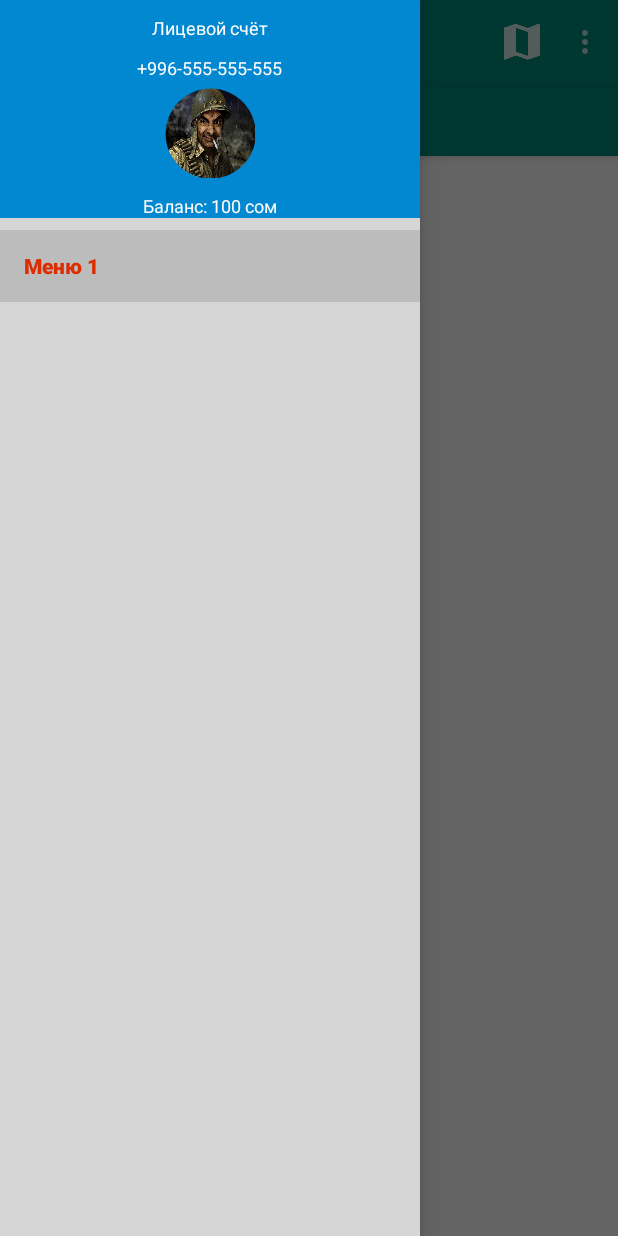
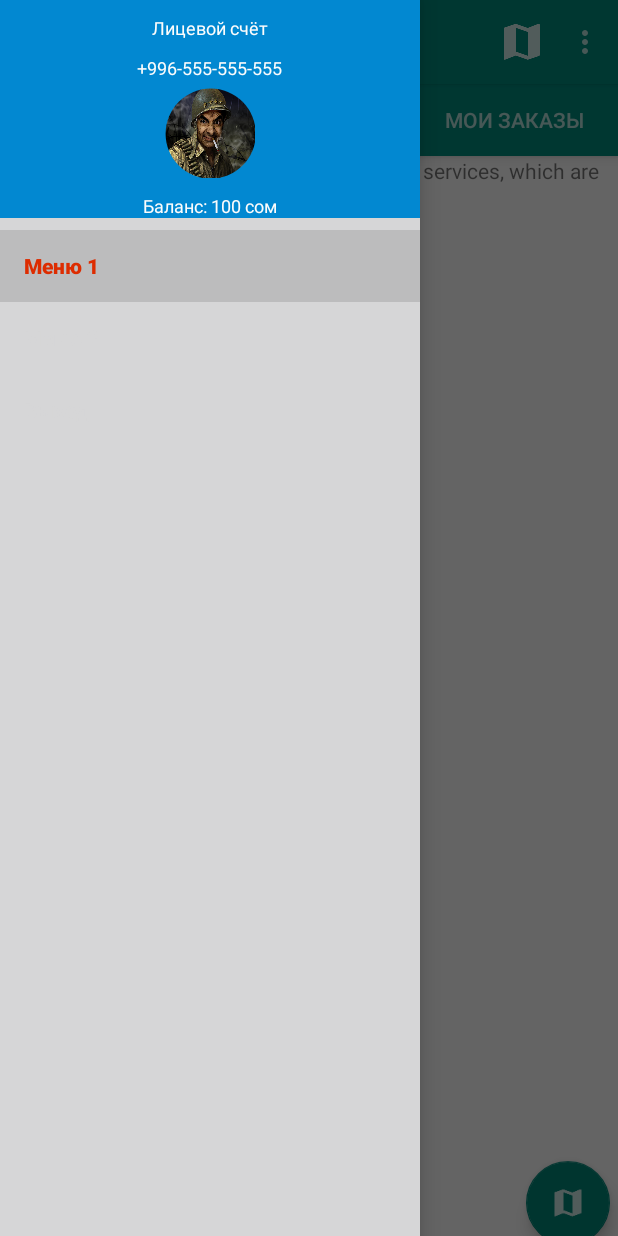
Before and after one commit to Danziamo/project_d, an Android app: the TabsActivity screen opened directly, with no data from a screen before it, with the side drawer open, on a phone screen of 412 x 824 dp. Run offline under Robolectric (Android 15) with nearby library versions, the phone set to English and light mode, and no system bars; libraries missing offline, so code that uses them is left out: com.squareup.okhttp, retrofit.client, retrofit.converter; 10 statements that could not run were skipped.

Commit message:
Adding order history

```diff
--- a/app/src/main/java/com/mirsoft/easyfix/TabsActivity.java
+++ b/app/src/main/java/com/mirsoft/easyfix/TabsActivity.java
@@ -64,15 +64,13 @@
 
         viewPager.setOffscreenPageLimit(4);
         /*String[] titles = new String[]{
-                getString(R.string.icon_map),
                 getString(R.string.icon_orders),
                 getString(R.string.icon_users),
                 getString(R.string.icon_history)};*/
         String[] titles = new String[]{
-                "Карта",
-                getString(R.string.icon_orders_text),
-                getString(R.string.icon_users_text),
-                getString(R.string.icon_history_text)};
+                "Заказы",
+                "База мастеров",
+                "Мои заказы"};
         pagerAdapter = new TabsPagerAdapter(getSupportFragmentManager(), titles);
         viewPager.setAdapter(pagerAdapter);
 
--- a/app/src/main/java/com/mirsoft/easyfix/adapters/TabsPagerAdapter.java
+++ b/app/src/main/java/com/mirsoft/easyfix/adapters/TabsPagerAdapter.java
@@ -4,8 +4,9 @@
 import android.support.v4.app.Fragment;
 import android.support.v4.app.FragmentStatePagerAdapter;
 
-import com.mirsoft.easyfix.MapFragment;
+import com.mirsoft.easyfix.fragments.MapFragment;
 import com.mirsoft.easyfix.common.OrderType;
+import com.mirsoft.easyfix.fragments.NewOrdersFragment;
 import com.mirsoft.easyfix.fragments.TestFragment;
 
 public class TabsPagerAdapter extends FragmentStatePagerAdapter {
@@ -21,12 +22,10 @@
     public Fragment getItem(int position) {
         switch (position) {
             case 0:
-                return MapFragment.newInstance(null, null);
+                return NewOrdersFragment.newInstance(null, null);
             case 1:
-                return TestFragment.newInstance(OrderType.NEW, null);
+                return NewOrdersFragment.newInstance(null, null);
             case 2:
-                return TestFragment.newInstance(OrderType.ACTIVE, null);
-            case 3:
                 return TestFragment.newInstance(OrderType.FINISHED, null);
             default:
                 return null;
--- a/app/src/main/java/com/mirsoft/easyfix/MapFragment.java
+++ b/app/src/main/java/com/mirsoft/easyfix/fragments/NewOrdersFragment.java
@@ -1,15 +1,19 @@
-package com.mirsoft.easyfix;
+package com.mirsoft.easyfix.fragments;
 
 
 import android.content.BroadcastReceiver;
 import android.content.Context;
 import android.content.Intent;
-import android.content.IntentFilter;
 import android.os.Bundle;
+import android.support.design.widget.FloatingActionButton;
 import android.support.v4.app.Fragment;
+import android.support.v7.widget.DefaultItemAnimator;
+import android.support.v7.widget.LinearLayoutManager;
+import android.support.v7.widget.RecyclerView;
 import android.view.LayoutInflater;
 import android.view.View;
 import android.view.ViewGroup;
+import android.widget.Button;
 
 import com.google.android.gms.maps.GoogleMap;
 import com.google.android.gms.maps.MapView;
@@ -17,17 +21,22 @@
 import com.google.android.gms.maps.model.LatLng;
 import com.google.android.gms.maps.model.Marker;
 import com.google.android.gms.maps.model.MarkerOptions;
+import com.mirsoft.easyfix.OrderDetailActivity;
+import com.mirsoft.easyfix.R;
+import com.mirsoft.easyfix.TabsActivity;
+import com.mirsoft.easyfix.adapters.OrderAdapter;
 import com.mirsoft.easyfix.models.Order;
+import com.mirsoft.easyfix.utils.RecyclerViewSimpleDivider;
 
 import java.util.ArrayList;
 import java.util.HashMap;
 
 /**
  * A simple {@link Fragment} subclass.
- * Use the {@link MapFragment#newInstance} factory method to
+ * Use the {@link NewOrdersFragment#newInstance} factory method to
  * create an instance of this fragment.
  */
-public class MapFragment extends Fragment implements GoogleMap.OnInfoWindowClickListener{
+public class NewOrdersFragment extends Fragment implements GoogleMap.OnInfoWindowClickListener{
     // TODO: Rename parameter arguments, choose names that match
     // the fragment initialization parameters, e.g. ARG_ITEM_NUMBER
     private static final String ARG_PARAM1 = "param1";
@@ -36,10 +45,13 @@
     // TODO: Rename and change types of parameters
     private String mParam1;
     private String mParam2;
-
     private MapView mMapView;
     private GoogleMap mGoogleMap;
     private HashMap<Marker, Order> mOrderMarkerMap;
+
+    private RecyclerView rv;
+    private OrderAdapter mOrderAdapter;
+
 
 
     /**
@@ -48,11 +60,11 @@
      *
      * @param param1 Parameter 1.
      * @param param2 Parameter 2.
-     * @return A new instance of fragment MapFragment.
+     * @return A new instance of fragment NewOrdersFragment.
      */
     // TODO: Rename and change types and number of parameters
-    public static MapFragment newInstance(String param1, String param2) {
-        MapFragment fragment = new MapFragment();
+    public static NewOrdersFragment newInstance(String param1, String param2) {
+        NewOrdersFragment fragment = new NewOrdersFragment();
         Bundle args = new Bundle();
         args.putString(ARG_PARAM1, param1);
         args.putString(ARG_PARAM2, param2);
@@ -60,7 +72,7 @@
         return fragment;
     }
 
-    public MapFragment() {
+    public NewOrdersFragment() {
         // Required empty public constructor
     }
 
@@ -71,14 +83,13 @@
             mParam1 = getArguments().getString(ARG_PARAM1);
             mParam2 = getArguments().getString(ARG_PARAM2);
         }
-        getActivity().registerReceiver(new UpdateDateReciever(), new IntentFilter("update"));
     }
 
     @Override
     public View onCreateView(LayoutInflater inflater, ViewGroup container,
                              Bundle savedInstanceState) {
         // Inflate the layout for this fragment
-        View view = inflater.inflate(R.layout.fragment_map, container, false);
+        View view = inflater.inflate(R.layout.fragment_new_orders, container, false);
 
         mMapView = (MapView) view.findViewById(R.id.mapView);
         mMapView.onCreate(savedInstanceState);
@@ -101,12 +112,35 @@
         displayOnMap();
         // Perform any camera updates here
 
+        rv = (RecyclerView)view.findViewById(R.id.rvOrders);
+        rv.addItemDecoration(new RecyclerViewSimpleDivider(getActivity()));
+        rv.setHasFixedSize(true);
+        mOrderAdapter = new OrderAdapter(getData(), R.layout.list_item_order, getActivity());
+        rv.setAdapter(mOrderAdapter);
+        rv.setItemAnimator(new DefaultItemAnimator());
+        rv.setLayoutManager(new LinearLayoutManager(getActivity()));
+
+        FloatingActionButton btnSwitch = (FloatingActionButton)view.findViewById(R.id.btnSwitch);
+        btnSwitch.setOnClickListener(new View.OnClickListener() {
+            @Override
+            public void onClick(View v) {
+                if (mMapView.getVisibility() == View.GONE) {
+                    mMapView.setVisibility(View.VISIBLE);
+                    rv.setVisibility(View.GONE);
+                } else {
+                    mMapView.setVisibility(View.GONE);
+                    rv.setVisibility(View.VISIBLE);
+                }
+            }
+        });
+
+
         return view;
     }
 
     private void displayOnMap() {
         mOrderMarkerMap = new HashMap<>();
-        ArrayList<Order>orderList = getData();
+        ArrayList<Order> orderList = getData();
         for (int i = 0; i < orderList.size(); ++i) {
             Order order = orderList.get(i);
             LatLng position = order.getLatLng();
--- a/app/src/main/java/com/mirsoft/easyfix/fragments/TestFragment.java
+++ b/app/src/main/java/com/mirsoft/easyfix/fragments/TestFragment.java
@@ -38,8 +38,10 @@
     private OrderType mType;
     private String mParam2;
 
-    private RecyclerView rv;
-    private OrderAdapter mOrderAdapter;
+    private RecyclerView rvActive;
+    private RecyclerView rvOld;
+    private OrderAdapter mOrderAdapterActive;
+    private OrderAdapter mOrderAdapterOld;
 
     /**
      * Use this factory method to create a new instance of
@@ -80,15 +82,33 @@
         // Inflate the layout for this fragment
         View view = inflater.inflate(R.layout.fragment_test, container, false);
 
-        rv = (RecyclerView)view.findViewById(R.id.rvOrders);
-        rv.addItemDecoration(new RecyclerViewSimpleDivider(getActivity()));
-        rv.setHasFixedSize(true);
-        mOrderAdapter = new OrderAdapter(getData(), R.layout.list_item_order, getActivity());
-        rv.setAdapter(mOrderAdapter);
-        rv.setItemAnimator(new DefaultItemAnimator());
-        rv.setLayoutManager(new LinearLayoutManager(getActivity()));
+        rvActive = (RecyclerView)view.findViewById(R.id.rvOrdersActive);
+        rvActive.addItemDecoration(new RecyclerViewSimpleDivider(getActivity()));
+        rvActive.setHasFixedSize(true);
+        mOrderAdapterActive = new OrderAdapter(getData(OrderType.ACTIVE), R.layout.list_item_order, getActivity());
+        rvActive.setAdapter(mOrderAdapterActive);
+        rvActive.setItemAnimator(new DefaultItemAnimator());
+        rvActive.setLayoutManager(new LinearLayoutManager(getActivity()));
+
+        rvOld = (RecyclerView)view.findViewById(R.id.rvOrdersOld);
+        rvOld.addItemDecoration(new RecyclerViewSimpleDivider(getActivity()));
+        rvOld.setHasFixedSize(true);
+        mOrderAdapterOld = new OrderAdapter(getData(OrderType.FINISHED), R.layout.list_item_order, getActivity());
+        rvOld.setAdapter(mOrderAdapterActive);
+        rvOld.setItemAnimator(new DefaultItemAnimator());
+        rvOld.setLayoutManager(new LinearLayoutManager(getActivity()));
 
         return view;
+    }
+
+    public ArrayList<Order> getData(OrderType type) {
+        if(type == OrderType.NEW)
+            return  ((TabsActivity)getActivity()).getNewOrders();
+        if(type == OrderType.ACTIVE)
+            return ((TabsActivity)getActivity()).getActiveOrders();
+        if(type == OrderType.FINISHED)
+            return ((TabsActivity)getActivity()).getFinishedOrders();
+        return null;
     }
 
     public ArrayList<Order> getData() {
@@ -105,14 +125,15 @@
     public class UpdateDateReciever extends BroadcastReceiver {
         @Override
         public void onReceive(Context context, Intent intent) {
-            mOrderAdapter.setDataset(getData());
+            mOrderAdapterActive.setDataset(getData(OrderType.ACTIVE));
+            mOrderAdapterOld.setDataset(getData(OrderType.FINISHED));
         }
     }
 
     public class UpdateFinishedDateReciever extends BroadcastReceiver {
     @Override
         public void onReceive(Context context, Intent intent) {
-            mOrderAdapter.setDataset(getData());
+            //mOrderAdapterActive.setDataset(getData());
         }
     }
 
--- a/app/src/main/java/com/mirsoft/easyfix/service/ServiceGenerator.java
+++ b/app/src/main/java/com/mirsoft/easyfix/service/ServiceGenerator.java
@@ -11,7 +11,7 @@
 import retrofit.converter.GsonConverter;
 
 public class ServiceGenerator {
-    private static String ROOT = "http://192.168.0.107:1337";
+    private static String ROOT = "http://192.168.0.107:1337/api/v1";
     private static String MAIN_URI = "http://192.168.0.112:8000/api/v1";
 
     private ServiceGenerator() {
@@ -24,7 +24,7 @@
                 .create();
 
         RestAdapter.Builder builder = new RestAdapter.Builder()
-                .setEndpoint(ROOT)
+                .setEndpoint(MAIN_URI)
                 .setConverter(new GsonConverter(gson))
                 .setRequestInterceptor(new SessionRequestInterceptor(settings))
                 .setLogLevel(RestAdapter.LogLevel.FULL)
--- /dev/null
+++ b/app/src/main/res/layout/fragment_new_orders.xml
@@ -0,0 +1,36 @@
+<RelativeLayout xmlns:android="http://schemas.android.com/apk/res/android"
+    xmlns:tools="http://schemas.android.com/tools"
+    xmlns:app="http://schemas.android.com/apk/res-auto"
+    android:layout_width="match_parent"
+    android:layout_height="match_parent"
+    tools:context="com.mirsoft.easyfix.fragments.NewOrdersFragment">
+
+    <com.google.android.gms.maps.MapView
+        xmlns:android="http://schemas.android.com/apk/res/android"
+        android:id="@+id/mapView"
+        android:visibility="visible"
+        android:layout_width="match_parent"
+        android:layout_height="match_parent" />
+
+    <android.support.v7.widget.RecyclerView
+        android:id="@+id/rvOrders"
+        android:scrollbars="vertical"
+        android:visibility="gone"
+        android:layout_width="match_parent"
+        android:layout_height="match_parent"/>
+
+    <android.support.design.widget.FloatingActionButton
+        android:layout_height="wrap_content"
+        android:layout_width="wrap_content"
+        app:layout_anchor="@id/appbar"
+        app:layout_anchorGravity="bottom|right|end"
+        android:layout_alignParentEnd="true"
+        android:layout_alignParentRight="true"
+        android:layout_alignParentBottom="true"
+        android:src="@drawable/ic_map"
+        android:id="@+id/btnSwitch"
+        android:layout_marginBottom="50dp"
+        android:layout_marginRight="5dp"
+        android:clickable="true"/>
+
+</RelativeLayout>
--- a/app/src/main/res/layout/fragment_order_detail.xml
+++ b/app/src/main/res/layout/fragment_order_detail.xml
@@ -2,7 +2,6 @@
     xmlns:tools="http://schemas.android.com/tools"
     android:layout_width="match_parent"
     android:layout_height="match_parent"
-    android:orientation="vertical"
     tools:context="com.mirsoft.easyfix.OrderDetailActivityFragment">
 
     <RelativeLayout
```
Also changed, not shown: app/src/main/java/com/mirsoft/easyfix/fragments/MapFragment.java (added, +168 -0 lines), app/src/main/res/layout/fragment_test.xml (+21 -4 lines).
